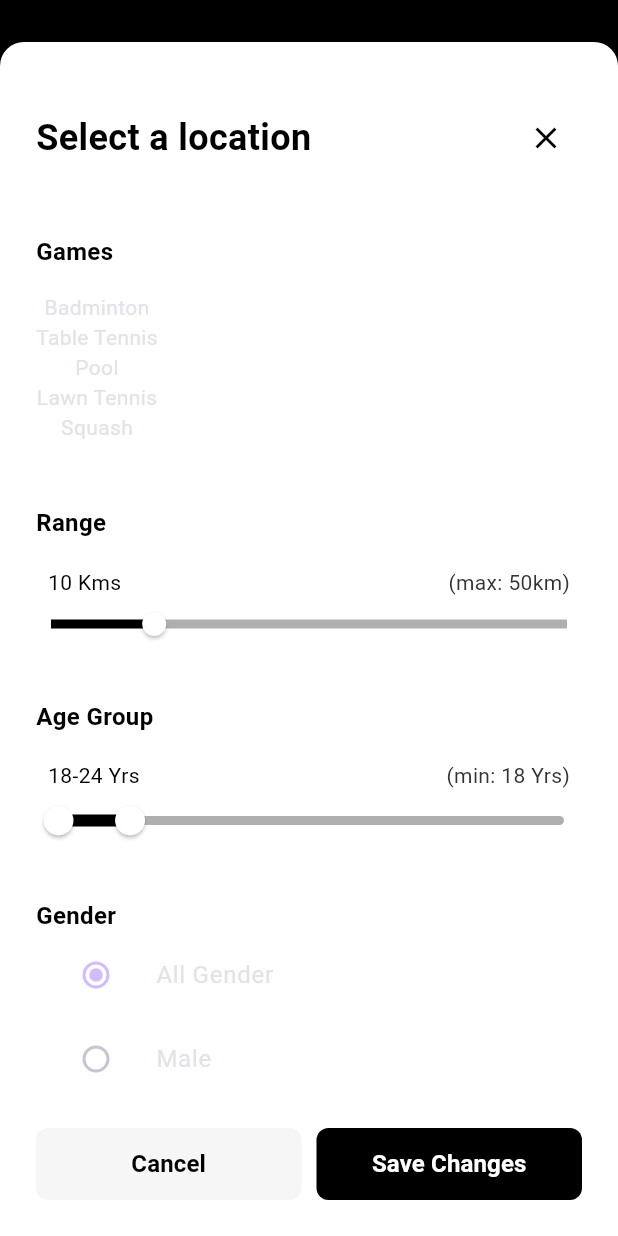
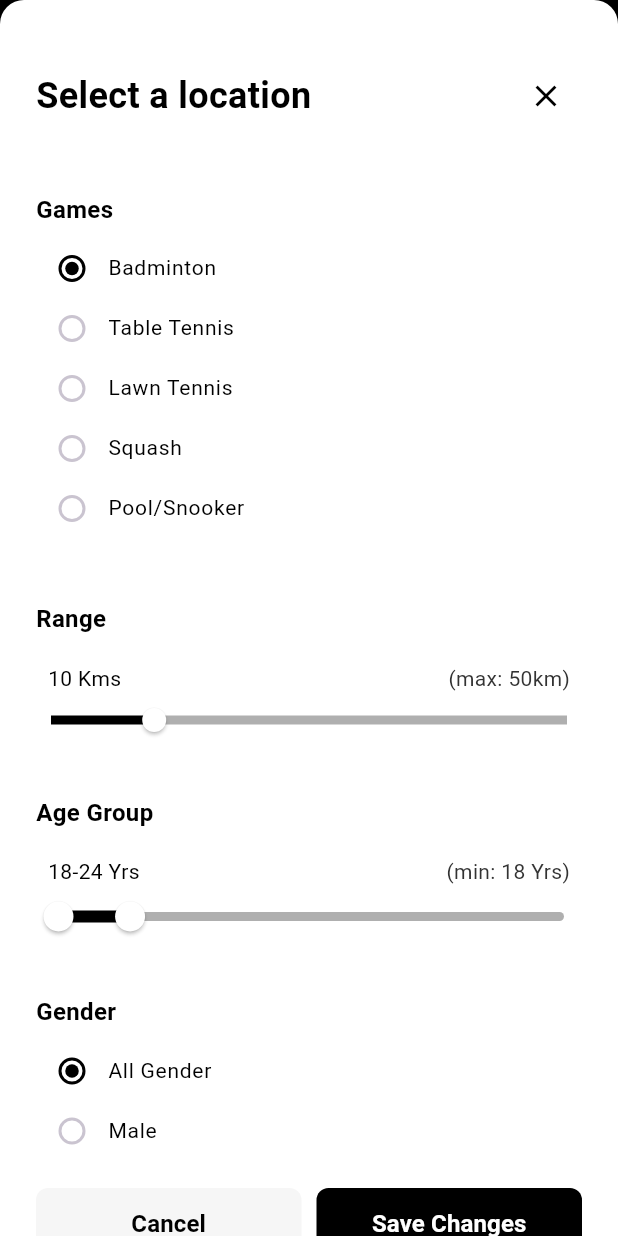
Before and after one commit to rahulsrivastava088/gear_up, a Flutter app: the FilterBottomSheet widget shown alone on an empty page, opened directly, on a phone screen of 412 x 824 dp. Run offline on Flutter 3.47's test engine with Material 2 defaults, Android fonts, the phone set to English and light mode, and no system bars; our stand-ins replace flutter_svg, go_router; network calls fail; Roboto replaces fonts that are missing (General Sans, Space Grotesk).

Commit message:
bottom sheet updated

```diff
--- a/lib/view/partners/filter_bottom_sheet.dart
+++ b/lib/view/partners/filter_bottom_sheet.dart
@@ -2,6 +2,8 @@ import 'package:flutter/material.dart';
 import 'package:gear_up/utils/strings.dart';
 
 enum Gender { allGender, male }
+
+enum Sports { badminton, tableTennis, lawnTennis, squash, pool }
 
 class FilterBottomSheet extends StatefulWidget {
   const FilterBottomSheet({
@@ -13,7 +15,6 @@ class FilterBottomSheet extends StatefulWidget {
 }
 
 class _FilterBottomSheet extends State<FilterBottomSheet> {
-  String selectedSports = Strings.sportsList[0];
   double selectedDistance = 10;
   double minimumDistance = 0;
   double maximumDistance = 50;
@@ -24,6 +25,7 @@ class _FilterBottomSheet extends State<FilterBottomSheet> {
   double selectedEndAge = 24;
 
   var selectedGender = Gender.allGender;
+  var selectedSports = Sports.badminton;
 
   @override
   Widget build(BuildContext context) {
@@ -87,26 +89,14 @@ class _FilterBottomSheet extends State<FilterBottomSheet> {
                   fontWeight: FontWeight.w600,
                 ),
               ),
-              const SizedBox(height: 16),
               Column(
                 children: [
-                  Text(Strings.sportsList[0]),
-                  Text(Strings.sportsList[1]),
-                  Text(Strings.sportsList[2]),
-                  Text(Strings.sportsList[3]),
-                  Text(Strings.sportsList[4])
-                  // ListTile(
-                  //   title: Text(Strings.sportsList[0]),
-                  //   leading: Radio(
-                  //     value: Text(Strings.sportsList[0]),
-                  //     groupValue: selectedSports,
-                  //     onChanged: (value) {
-                  //       setState(() {
-                  //         selectedSports = value;
-                  //       });
-                  //     },
-                  //   ),
-                  // ),
+                  const SizedBox(height: 8),
+                  sportsRadioButtonWidget("Badminton", Sports.badminton),
+                  sportsRadioButtonWidget("Table Tennis", Sports.tableTennis),
+                  sportsRadioButtonWidget("Lawn Tennis", Sports.lawnTennis),
+                  sportsRadioButtonWidget("Squash", Sports.squash),
+                  sportsRadioButtonWidget("Pool/Snooker", Sports.pool)
                 ],
               ),
               const SizedBox(height: 42),
@@ -250,29 +240,60 @@ class _FilterBottomSheet extends State<FilterBottomSheet> {
               ),
               Column(
                 children: [
+                  const SizedBox(height: 8),
                   ListTile(
-                    title: const Text("All Gender"),
+                    visualDensity:
+                        const VisualDensity(horizontal: 0, vertical: -4),
+                    contentPadding: EdgeInsets.zero,
+                    title: Transform.translate(
+                      offset: const Offset(-16, 0),
+                      child: const Text(
+                        "All Gender",
+                        style: TextStyle(
+                          color: Colors.black,
+                          fontSize: 14,
+                          fontFamily: 'Space Grotesk',
+                          fontWeight: FontWeight.w400,
+                        ),
+                      ),
+                    ),
                     leading: Radio(
+                      activeColor: Colors.black,
                       value: Gender.allGender,
                       groupValue: selectedGender,
-                      onChanged: (gender) {
+                      onChanged: (value) {
                         setState(
                           () {
-                            selectedGender = gender!;
+                            selectedGender = value!;
                           },
                         );
                       },
                     ),
                   ),
                   ListTile(
-                    title: const Text("Male"),
+                    visualDensity:
+                        const VisualDensity(horizontal: 0, vertical: -4),
+                    contentPadding: EdgeInsets.zero,
+                    title: Transform.translate(
+                      offset: const Offset(-16, 0),
+                      child: const Text(
+                        "Male",
+                        style: TextStyle(
+                          color: Colors.black,
+                          fontSize: 14,
+                          fontFamily: 'Space Grotesk',
+                          fontWeight: FontWeight.w400,
+                        ),
+                      ),
+                    ),
                     leading: Radio(
+                      activeColor: Colors.black,
                       value: Gender.male,
                       groupValue: selectedGender,
-                      onChanged: (gender) {
+                      onChanged: (value) {
                         setState(
                           () {
-                            selectedGender = gender!;
+                            selectedGender = value!;
                           },
                         );
                       },
@@ -346,4 +367,35 @@ class _FilterBottomSheet extends State<FilterBottomSheet> {
       ],
     );
   }
+
+  ListTile sportsRadioButtonWidget(String text, Sports value) {
+    return ListTile(
+      visualDensity: const VisualDensity(horizontal: 0, vertical: -4),
+      contentPadding: EdgeInsets.zero,
+      title: Transform.translate(
+        offset: const Offset(-16, 0),
+        child: Text(
+          text,
+          style: const TextStyle(
+            color: Colors.black,
+            fontSize: 14,
+            fontFamily: 'Space Grotesk',
+            fontWeight: FontWeight.w400,
+          ),
+        ),
+      ),
+      leading: Radio(
+        activeColor: Colors.black,
+        value: value,
+        groupValue: selectedSports,
+        onChanged: (value) {
+          setState(
+            () {
+              selectedSports = value!;
+            },
+          );
+        },
+      ),
+    );
+  }
 }
```
